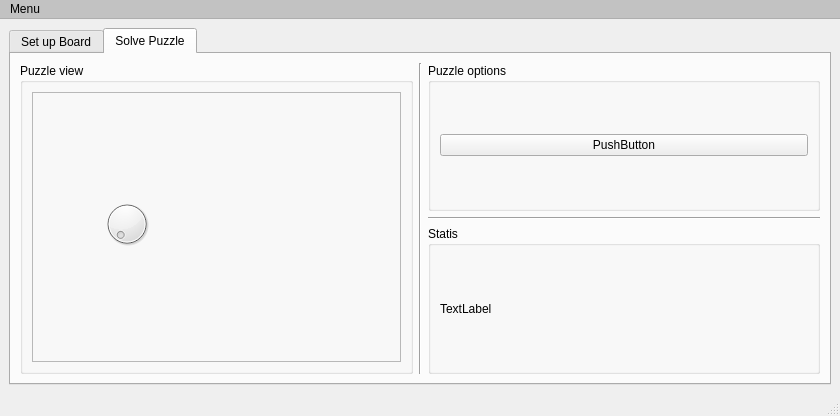
mkrakiewicz/PuzzleSolver, file gui/puzzlesolverstartscreen.ui: the form before one commit.
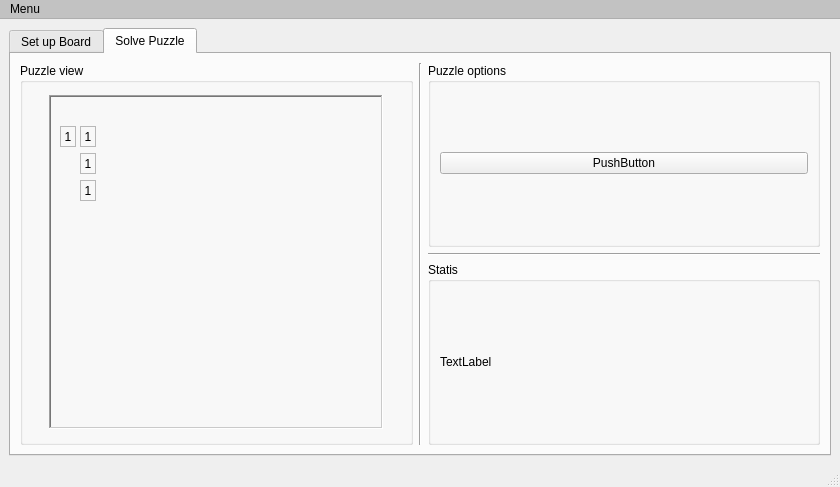
The form after the commit.

Patch:
```diff
--- a/gui/puzzlesolverstartscreen.ui
+++ b/gui/puzzlesolverstartscreen.ui
@@ -7,17 +7,26 @@
     <x>0</x>
     <y>0</y>
     <width>840</width>
-    <height>416</height>
+    <height>487</height>
    </rect>
   </property>
   <property name="sizePolicy">
-   <sizepolicy hsizetype="Preferred" vsizetype="MinimumExpanding">
+   <sizepolicy hsizetype="Fixed" vsizetype="Fixed">
     <horstretch>0</horstretch>
     <verstretch>0</verstretch>
    </sizepolicy>
   </property>
   <property name="windowTitle">
-   <string>MainWindow</string>
+   <string>Puzzle Solver</string>
+  </property>
+  <property name="locale">
+   <locale language="Polish" country="Poland"/>
+  </property>
+  <property name="tabShape">
+   <enum>QTabWidget::Rounded</enum>
+  </property>
+  <property name="unifiedTitleAndToolBarOnMac">
+   <bool>false</bool>
   </property>
   <widget class="QWidget" name="centralwidget">
    <layout class="QGridLayout" name="gridLayout">
@@ -243,23 +252,179 @@
             <property name="title">
              <string>Puzzle view</string>
             </property>
+            <property name="flat">
+             <bool>false</bool>
+            </property>
+            <property name="checkable">
+             <bool>false</bool>
+            </property>
             <layout class="QGridLayout" name="gridLayout_4">
              <item row="0" column="0">
-              <widget class="QFrame" name="frame_4">
+              <widget class="QFrame" name="framePuzzleContainer">
+               <property name="enabled">
+                <bool>true</bool>
+               </property>
+               <property name="minimumSize">
+                <size>
+                 <width>334</width>
+                 <height>334</height>
+                </size>
+               </property>
+               <property name="maximumSize">
+                <size>
+                 <width>334</width>
+                 <height>334</height>
+                </size>
+               </property>
+               <property name="baseSize">
+                <size>
+                 <width>334</width>
+                 <height>334</height>
+                </size>
+               </property>
+               <property name="autoFillBackground">
+                <bool>false</bool>
+               </property>
                <property name="frameShape">
-                <enum>QFrame::StyledPanel</enum>
+                <enum>QFrame::WinPanel</enum>
                </property>
                <property name="frameShadow">
-                <enum>QFrame::Raised</enum>
+                <enum>QFrame::Sunken</enum>
                </property>
-               <widget class="QDial" name="dial">
+               <widget class="QLabel" name="bompom">
                 <property name="geometry">
                  <rect>
-                  <x>70</x>
-                  <y>100</y>
-                  <width>50</width>
-                  <height>64</height>
+                  <x>11</x>
+                  <y>31</y>
+                  <width>16</width>
+                  <height>21</height>
                  </rect>
+                </property>
+                <property name="frameShape">
+                 <enum>QFrame::StyledPanel</enum>
+                </property>
+                <property name="frameShadow">
+                 <enum>QFrame::Plain</enum>
+                </property>
+                <property name="lineWidth">
+                 <number>5</number>
+                </property>
+                <property name="midLineWidth">
+                 <number>0</number>
+                </property>
+                <property name="text">
+                 <string>1</string>
+                </property>
+                <property name="scaledContents">
+                 <bool>false</bool>
+                </property>
+                <property name="alignment">
+                 <set>Qt::AlignCenter</set>
+                </property>
+                <property name="margin">
+                 <number>2</number>
+                </property>
+               </widget>
+               <widget class="QLabel" name="label_8">
+                <property name="geometry">
+                 <rect>
+                  <x>31</x>
+                  <y>31</y>
+                  <width>16</width>
+                  <height>21</height>
+                 </rect>
+                </property>
+                <property name="frameShape">
+                 <enum>QFrame::StyledPanel</enum>
+                </property>
+                <property name="frameShadow">
+                 <enum>QFrame::Plain</enum>
+                </property>
+                <property name="lineWidth">
+                 <number>5</number>
+                </property>
+                <property name="midLineWidth">
+                 <number>0</number>
+                </property>
+                <property name="text">
+                 <string>1</string>
+                </property>
+                <property name="scaledContents">
+                 <bool>false</bool>
+                </property>
+                <property name="alignment">
+                 <set>Qt::AlignCenter</set>
+                </property>
+                <property name="margin">
+                 <number>2</number>
+                </property>
+               </widget>
+               <widget class="QLabel" name="label_9">
+                <property name="geometry">
+                 <rect>
+                  <x>31</x>
+                  <y>58</y>
+                  <width>16</width>
+                  <height>21</height>
+                 </rect>
+                </property>
+                <property name="frameShape">
+                 <enum>QFrame::StyledPanel</enum>
+                </property>
+                <property name="frameShadow">
+                 <enum>QFrame::Plain</enum>
+                </property>
+                <property name="lineWidth">
+                 <number>5</number>
+                </property>
+                <property name="midLineWidth">
+                 <number>0</number>
+                </property>
+                <property name="text">
+                 <string>1</string>
+                </property>
+                <property name="scaledContents">
+                 <bool>false</bool>
+                </property>
+                <property name="alignment">
+                 <set>Qt::AlignCenter</set>
+                </property>
+                <property name="margin">
+                 <number>2</number>
+                </property>
+               </widget>
+               <widget class="QLabel" name="label_10">
+                <property name="geometry">
+                 <rect>
+                  <x>31</x>
+                  <y>85</y>
+                  <width>16</width>
+                  <height>21</height>
+                 </rect>
+                </property>
+                <property name="frameShape">
+                 <enum>QFrame::StyledPanel</enum>
+                </property>
+                <property name="frameShadow">
+                 <enum>QFrame::Plain</enum>
+                </property>
+                <property name="lineWidth">
+                 <number>5</number>
+                </property>
+                <property name="midLineWidth">
+                 <number>0</number>
+                </property>
+                <property name="text">
+                 <string>1</string>
+                </property>
+                <property name="scaledContents">
+                 <bool>false</bool>
+                </property>
+                <property name="alignment">
+                 <set>Qt::AlignCenter</set>
+                </property>
+                <property name="margin">
+                 <number>2</number>
                 </property>
                </widget>
               </widget>
```
Left out of the diff: 23 changed lines with no effect on the pictures.
